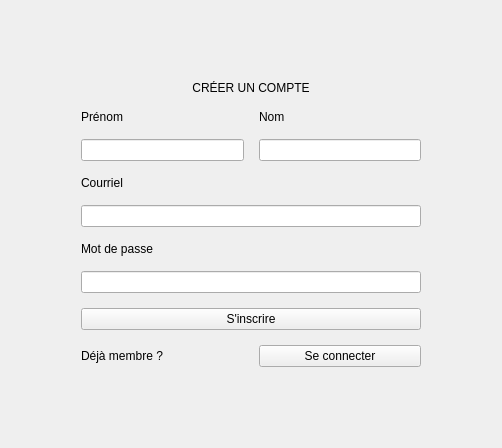
First picture: the form in ui/page_signup.ui, repository MarinaKamel-coder/CADS-desktop, before the edit.
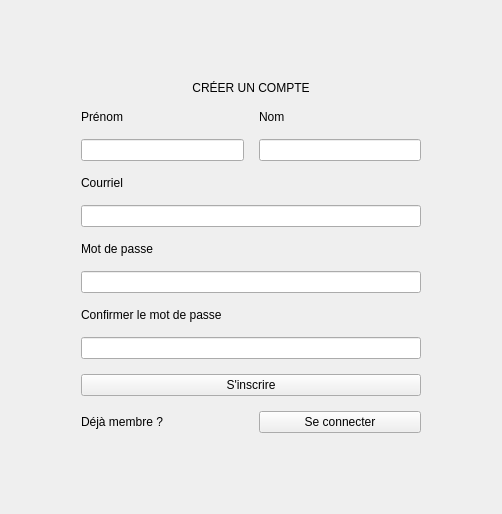
Second picture: the form after the edit.

Commit message: fix: alignement du champ confirmation mot de passe

```diff
--- a/ui/page_signup.ui
+++ b/ui/page_signup.ui
@@ -71,6 +71,15 @@
          </widget>
         </item>
 
+        <item>
+         <widget class="QLabel" name="lbl_password"><property name="text"><string>Confirmer le mot de passe</string></property></widget>
+        </item>
+        <item>
+         <widget class="QLineEdit" name="input_confirm_password">
+          <property name="echoMode"><enum>QLineEdit::Password</enum></property>
+         </widget>
+        </item>
+
         <item>
          <widget class="QPushButton" name="btn_submit">
           <property name="text"><string>S'inscrire</string></property>
```
The commit also changes 2 other files.
